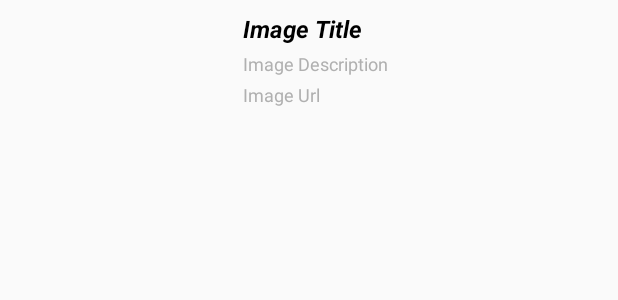
After one commit to amberrz/imgur-browser, an Android app: the layout custom_gallery_search_spinner_item.xml on its own in the app's theme, with its tools: preview values and no code run, on a phone screen of 412 x 824 dp. The commit adds this screen. Shown: the top 300 px of the screen. Run offline under Robolectric (Android 15) with nearby library versions, the phone set to English and light mode, and no system bars; network calls fail.

Commit message:
add custum spinner adapter

```diff
--- /dev/null
+++ b/app/src/main/res/layout/custom_gallery_search_spinner_item.xml
@@ -0,0 +1,56 @@
+<?xml version="1.0" encoding="utf-8"?>
+<androidx.constraintlayout.widget.ConstraintLayout
+  xmlns:android="http://schemas.android.com/apk/res/android"
+  xmlns:app="http://schemas.android.com/apk/res-auto"
+  android:id="@+id/modal_image_spinner"
+  android:orientation="vertical"
+  android:layout_width="match_parent"
+  android:layout_height="wrap_content"
+  android:padding="4dp">
+
+  <ImageView
+    android:id="@+id/custom_spinner_image"
+    android:layout_width="150dp"
+    android:layout_height="wrap_content"
+    android:scaleType="centerInside"
+    android:adjustViewBounds="true"
+    app:layout_constraintStart_toStartOf="parent"
+    app:layout_constraintTop_toTopOf="parent"
+    app:layout_constraintEnd_toStartOf="@id/custom_spinner_title"
+    android:layout_margin="4dp"
+    android:contentDescription="@string/gallery_image"
+    />
+
+  <TextView
+    android:id="@+id/custom_spinner_title"
+    style="@style/TitleText"
+    android:layout_width="wrap_content"
+    android:layout_height="wrap_content"
+    android:text="@string/image_title"
+    app:layout_constraintStart_toEndOf="@id/custom_spinner_image"
+    app:layout_constraintTop_toTopOf="parent"
+    android:layout_margin="4dp"/>
+
+  <TextView
+    android:id="@+id/custom_spinner_description"
+    style="@style/Description"
+    android:layout_width="wrap_content"
+    android:layout_height="wrap_content"
+    android:text="@string/image_description"
+    app:layout_constraintStart_toEndOf="@id/custom_spinner_image"
+    app:layout_constraintTop_toBottomOf="@id/custom_spinner_title"
+    android:layout_margin="4dp"
+    />
+
+  <TextView
+    android:id="@+id/custom_spinner_url"
+    style="@style/Description"
+    android:layout_width="wrap_content"
+    android:layout_height="wrap_content"
+    android:text="@string/image_url"
+    app:layout_constraintTop_toBottomOf="@id/custom_spinner_description"
+    app:layout_constraintStart_toEndOf="@id/custom_spinner_image"
+    android:layout_margin="4dp"
+    />
+
+</androidx.constraintlayout.widget.ConstraintLayout>
--- a/app/src/main/res/values/colors.xml
+++ b/app/src/main/res/values/colors.xml
@@ -3,4 +3,5 @@
   <color name="colorPrimary">#6200EE</color>
   <color name="colorPrimaryDark">#3700B3</color>
   <color name="colorAccent">#03DAC5</color>
+  <color name="lightText">#B0B0B0</color>
 </resources>
--- /dev/null
+++ b/app/src/main/res/values/dimens.xml
@@ -0,0 +1,4 @@
+<resources>
+
+  <dimen name="basic_margin">8dp</dimen>
+</resources>
--- a/app/src/main/res/values/strings.xml
+++ b/app/src/main/res/values/strings.xml
@@ -1,3 +1,10 @@
 <resources>
-  <string name="app_name">Imgur Browser</string>
+  <string name="app_name">Imgur Browser2</string>
+
+  <!-- TODO: Remove or change this placeholder text -->
+  <string name="hello_blank_fragment">Hello blank fragment</string>
+  <string name="image_title">Image Title</string>
+  <string name="gallery_image">Gallery Image</string>
+  <string name="image_description">Image Description</string>
+  <string name="image_url">Image Url</string>
 </resources>
--- a/app/src/main/res/values/styles.xml
+++ b/app/src/main/res/values/styles.xml
@@ -8,4 +8,16 @@
     <item name="colorAccent">@color/colorAccent</item>
   </style>
 
+  <style name="TitleText" parent="AppTheme">
+    <item name="android:textSize">16sp</item>
+    <item name="android:textStyle">bold|italic</item>
+    <item name="android:textColor">@android:color/black</item>
+  </style>
+
+  <style name="Description" parent="AppTheme">
+  <item name="android:textSize">12sp</item>
+  <item name="android:textStyle">normal</item>
+  <item name="android:textColor">@color/lightText</item>
+  </style>
+
 </resources>
```
Also changed, not shown: app/build.gradle (+40 -18 lines), app/src/main/java/edu/cnm/deepdive/imgurbrowser/ImgurApplication.java (added, +17 -0 lines), app/src/main/java/edu/cnm/deepdive/imgurbrowser/MainActivity.java (+1 -9 lines), app/src/main/java/edu/cnm/deepdive/imgurbrowser/controller/GallerySearchFragment.java (added, +44 -0 lines), app/src/main/java/edu/cnm/deepdive/imgurbrowser/model/Gallery.java (+21 -8 lines), app/src/main/java/edu/cnm/deepdive/imgurbrowser/model/Image.java (+16 -5 lines), app/src/main/java/edu/cnm/deepdive/imgurbrowser/view/GalleryImageAdapter.java (added, +57 -0 lines), app/src/main/java/edu/cnm/deepdive/imgurbrowser/view/GalleryListAdapter.java (added, +83 -0 lines), app/src/main/java/edu/cnm/deepdive/imgurbrowser/viewmodel/ListViewModel.java (+10 -2 lines), app/src/main/res/layout/activity_main.xml (+11 -7 lines), app/src/main/res/layout/custom_gallery_spinner_item.xml (added, +7 -0 lines), app/src/main/res/layout/gallery_list.xml (added, +19 -0 lines), app/src/main/res/layout/item_gallery_search.xml (added, +44 -0 lines), app/src/main/res/navigation/imgur_navigation.xml (added, +16 -0 lines).
